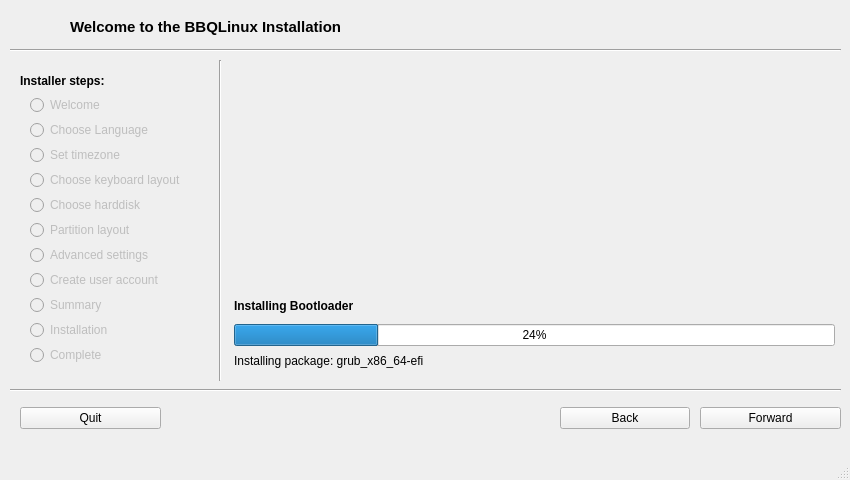
Above: src/usr/share/bbqlinux-installer/qt_interface.ui from bbqlinux/bbqlinux-installer before the change. Below: the same form after it.
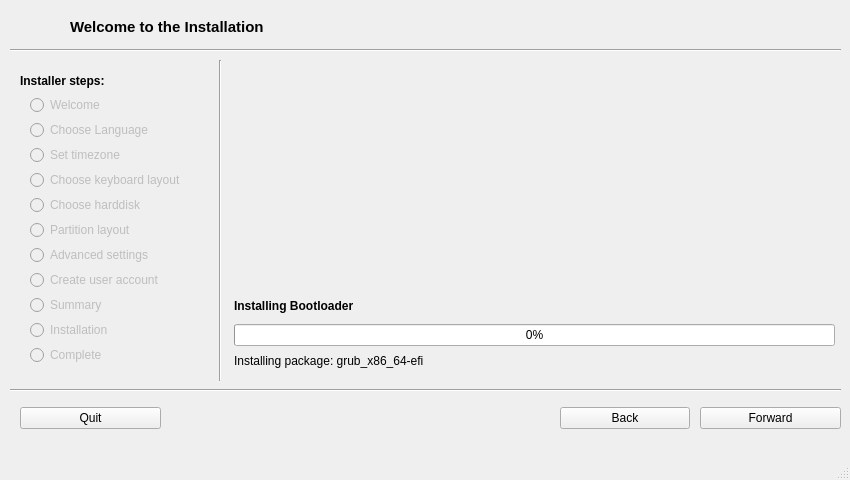
That is the form after the change. The open tabs and pages were chosen to show the change. Icons and pictures are not drawn.

What changed in the file:
```diff
--- a/src/usr/share/bbqlinux-installer/qt_interface.ui
+++ b/src/usr/share/bbqlinux-installer/qt_interface.ui
@@ -943,7 +943,7 @@
           <item>
            <widget class="QProgressBar" name="progressBar">
             <property name="value">
-             <number>24</number>
+             <number>0</number>
             </property>
            </widget>
           </item>
@@ -1124,7 +1124,7 @@
         </font>
        </property>
        <property name="text">
-        <string>Welcome to the BBQLinux Installation</string>
+        <string>Welcome to the Installation</string>
        </property>
       </widget>
      </item>
```
Left out of the diff: 10 changed lines with no effect on the pictures.
